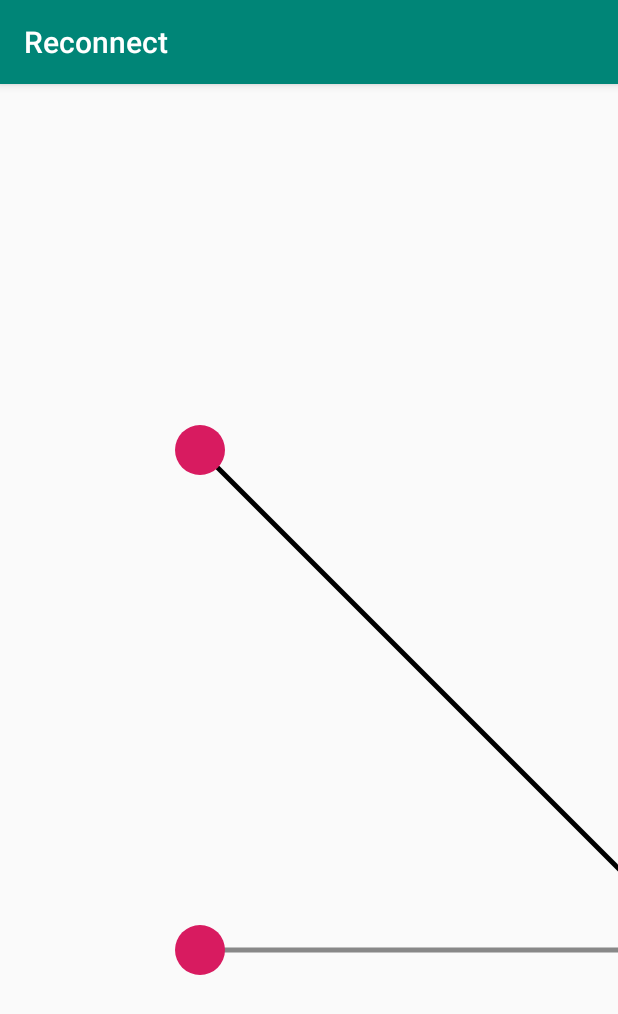
After one commit to miajs2/ReconnectApp, an Android app: the GraphView screen opened directly, with no data from a screen before it, on a phone screen of 412 x 824 dp. The commit adds this screen. Shown: the top 1014 px of the screen. Run offline under Robolectric (Android 15) with nearby library versions, the phone set to English and light mode, and no system bars.

Commit message:
Set up basic graph

```diff
--- a/app/src/main/AndroidManifest.xml
+++ b/app/src/main/AndroidManifest.xml
@@ -9,7 +9,8 @@
         android:roundIcon="@mipmap/ic_launcher_round"
         android:supportsRtl="true"
         android:theme="@style/AppTheme">
-        <activity android:name=".Summary"></activity>
+        <activity android:name=".GraphView"></activity>
+        <activity android:name=".Summary" />
         <activity android:name=".MainActivity">
             <intent-filter>
                 <action android:name="android.intent.action.MAIN" />
--- /dev/null
+++ b/app/src/main/java/com/example/reconnect/GraphView.java
@@ -0,0 +1,13 @@
+package com.example.reconnect;
+
+import android.support.v7.app.AppCompatActivity;
+import android.os.Bundle;
+
+public class GraphView extends AppCompatActivity {
+
+    @Override
+    protected void onCreate(Bundle savedInstanceState) {
+        super.onCreate(savedInstanceState);
+        setContentView(R.layout.activity_graph_view);
+    }
+}
--- a/app/src/main/java/com/example/reconnect/MainActivity.java
+++ b/app/src/main/java/com/example/reconnect/MainActivity.java
@@ -39,7 +39,7 @@ public class MainActivity extends AppCompatActivity {
         Button button = (Button) findViewById(R.id.addContact);
         button.setOnClickListener(new View.OnClickListener() {
             public void onClick(View v) {
-                startActivity(new Intent(MainActivity.this, Summary.class));
+                startActivity(new Intent(MainActivity.this, GraphView.class));
             }
         });
 
--- /dev/null
+++ b/app/src/main/java/com/example/reconnect/SocialGraph.java
@@ -0,0 +1,86 @@
+package com.example.reconnect;
+
+import android.content.Context;
+import android.graphics.Canvas;
+import android.graphics.Color;
+import android.graphics.Paint;
+import android.graphics.Path;
+import android.graphics.Point;
+import android.util.AttributeSet;
+import android.view.View;
+
+public class SocialGraph extends View {
+    private final Paint p;
+    private final Path path;
+    private final Point point1;
+    private final Point point2;
+    private final Point point3;
+
+    public SocialGraph(Context context) {
+        super(context);
+
+        p = new Paint(Paint.ANTI_ALIAS_FLAG);
+        p.setStrokeWidth(5);
+        path = new Path();
+
+        point1 = new Point(200, 300);
+        point2 = new Point(700, 800);
+        point3 = new Point(200, 800);
+    }
+
+    public SocialGraph(Context context, AttributeSet attrs) {
+        super(context, attrs);
+        p = new Paint(Paint.ANTI_ALIAS_FLAG);
+        p.setStrokeWidth(5);
+        path = new Path();
+
+        point1 = new Point(200, 300);
+        point2 = new Point(700, 800);
+        point3 = new Point(200, 800);
+    }
+
+    public SocialGraph(Context context, AttributeSet attrs, int defStyle) {
+        super(context, attrs, defStyle);
+        p = new Paint(Paint.ANTI_ALIAS_FLAG);
+        p.setStrokeWidth(5);
+        path = new Path();
+
+        point1 = new Point(200, 300);
+        point2 = new Point(700, 800);
+        point3 = new Point(200, 800);
+    }
+
+    @Override
+    protected void onDraw(Canvas canvas) {
+        // draw the edge
+        path.reset();
+        path.moveTo(point1.x, point1.y);
+        path.lineTo(point2.x, point2.y);
+        p.setStyle(Paint.Style.STROKE);
+        p.setColor(Color.BLACK);
+        canvas.drawPath(path, p);
+
+        // draw the edge
+        path.reset();
+        path.moveTo(point2.x, point2.y);
+        path.lineTo(point3.x, point3.y);
+        p.setStyle(Paint.Style.STROKE);
+        p.setColor(Color.GRAY);
+        canvas.drawPath(path, p);
+
+        // draw first vertex
+        p.setStyle(Paint.Style.FILL);
+        p.setColor(getResources().getColor(R.color.colorAccent));
+        canvas.drawCircle(point1.x, point1.y, 25, p);
+
+        // draw second vertex
+        p.setStyle(Paint.Style.FILL);
+        p.setColor(getResources().getColor(R.color.colorPrimary));
+        canvas.drawCircle(point2.x, point2.y, 25, p);
+
+        // draw third vertex
+        p.setStyle(Paint.Style.FILL);
+        p.setColor(getResources().getColor(R.color.colorAccent));
+        canvas.drawCircle(point3.x, point3.y, 25, p);
+    }
+}
--- /dev/null
+++ b/app/src/main/res/layout/activity_graph_view.xml
@@ -0,0 +1,25 @@
+<?xml version="1.0" encoding="utf-8"?>
+<android.support.constraint.ConstraintLayout xmlns:android="http://schemas.android.com/apk/res/android"
+    xmlns:app="http://schemas.android.com/apk/res-auto"
+    xmlns:tools="http://schemas.android.com/tools"
+    android:layout_width="match_parent"
+    android:layout_height="match_parent"
+    tools:context=".GraphView">
+
+    <LinearLayout
+        android:id="@+id/linearLayout"
+        android:layout_width="match_parent"
+        android:layout_height="match_parent"
+        android:orientation="vertical"></LinearLayout>
+
+    <com.example.reconnect.SocialGraph
+        android:id="@+id/graph"
+        android:layout_width="wrap_content"
+        android:layout_height="773dp"
+        android:layout_marginTop="44dp"
+        app:layout_constraintEnd_toEndOf="parent"
+        app:layout_constraintHorizontal_bias="0.0"
+        app:layout_constraintStart_toStartOf="parent"
+        app:layout_constraintTop_toTopOf="@+id/linearLayout" />
+
+</android.support.constraint.ConstraintLayout>
```
